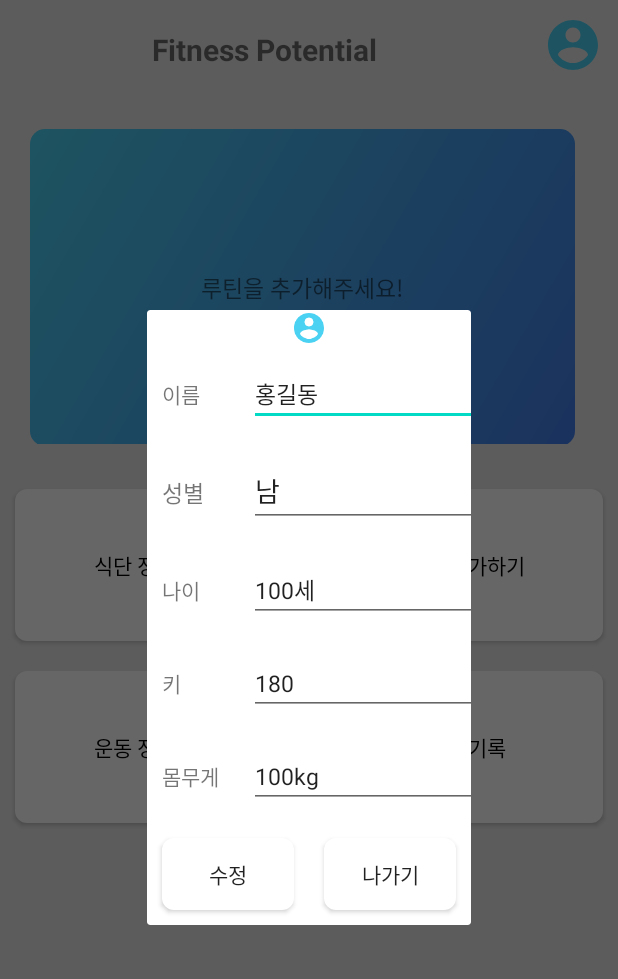
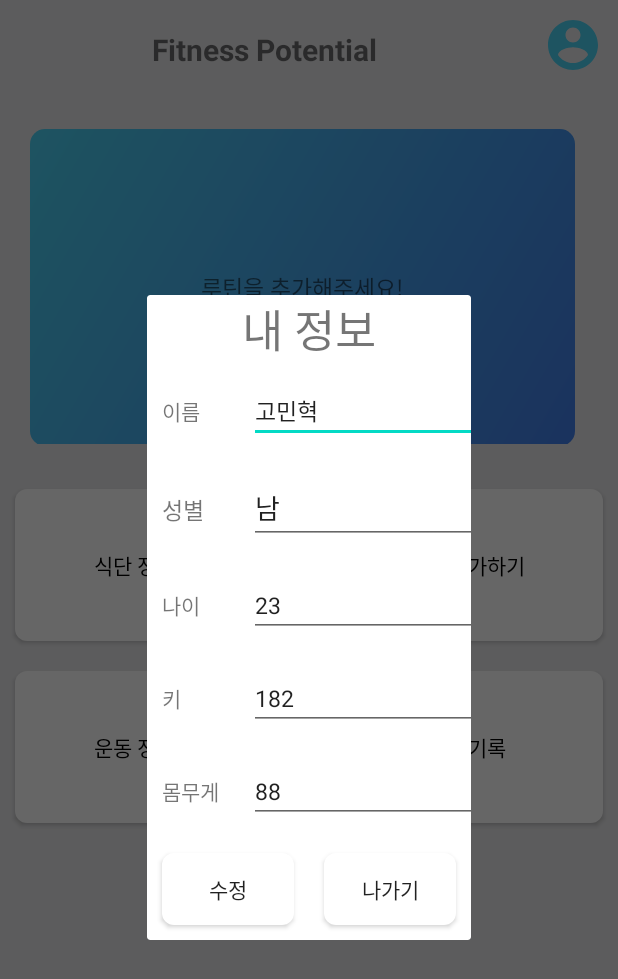
Before and after one commit to komh0086/MP_Project, an Android app: the screen it shows after launch (MainActivity), after a tap on an icon or button, on a phone screen of 412 x 824 dp. Shown: the top 979 px of the screen. Run offline under Robolectric (Android 15) with nearby library versions, the phone set to English and light mode, and no system bars; our stand-ins replace Firebase (no records; nobody signed in at launch, a user with empty details on screens opened directly).

Commit message:
edit MyInfo customdialog Routine_component -> RoutineEntity Refactoring

```diff
--- /dev/null
+++ b/app/src/main/java/com/example/mp_project/domain/Listener/MyInfoListener.java
@@ -0,0 +1,6 @@
+package com.example.mp_project.domain.Listener;
+
+interface MyInfoListener {
+    void onEditListener(String name, String age, String gender, String height, String weight);
+    void onExitListener();
+}
--- a/app/src/main/java/com/example/mp_project/domain/routine/RoutineAddService.java
+++ b/app/src/main/java/com/example/mp_project/domain/routine/RoutineAddService.java
@@ -30,7 +30,7 @@ public class RoutineAddService {
                 .child(String.valueOf(R.string.UserID)).child("routines").child(name);
     }
 
-    public void Save_Routine(String name, ArrayList<Routine_component> routines){
+    public void Save_Routine(String name, ArrayList<RoutineEntity> routines){
         init(name);
         for(int i=0;i<routines.size();i++){
             routineRef.child(Integer.toString(i+1)).setValue(routines.get(i));
--- a/app/src/main/java/com/example/mp_project/view/MainActivity.java
+++ b/app/src/main/java/com/example/mp_project/view/MainActivity.java
@@ -12,6 +12,7 @@ import android.widget.ImageButton;
 import android.widget.LinearLayout;
 
 import com.example.mp_project.R;
+import com.example.mp_project.view.component.MyInfo;
 import com.example.mp_project.view.component.RoutineCard;
 import com.google.firebase.database.DatabaseReference;
 import com.google.firebase.database.FirebaseDatabase;
@@ -58,7 +59,7 @@ public class MainActivity extends AppCompatActivity {
         Btn_myInfo.setOnClickListener(new View.OnClickListener() {
             @Override
             public void onClick(View view) {
-                Dialog dialog = new Dialog(MainActivity.this);
+                MyInfo dialog = new MyInfo(MainActivity.this);
                 dialog.setContentView(R.layout.my_info);
                 dialog.show();
             }
--- /dev/null
+++ b/app/src/main/java/com/example/mp_project/view/component/MyInfo.java
@@ -0,0 +1,58 @@
+package com.example.mp_project.view.component;
+
+import android.app.Dialog;
+import android.content.Context;
+import android.os.Bundle;
+import android.view.View;
+import android.widget.Button;
+import android.widget.EditText;
+import android.widget.Toast;
+
+import com.example.mp_project.R;
+import com.google.firebase.database.FirebaseDatabase;
+
+
+public class MyInfo extends Dialog implements View.OnClickListener{
+
+    private FirebaseDatabase RootDB;
+
+
+    private Button Btn_edit, Btn_exit;
+    private EditText name, gender, age, height, weight;
+    private Context context;
+
+    public MyInfo(Context context) {
+        super(context);
+    }
+    @Override
+    protected void onCreate(Bundle savedInstanceState){
+        super.onCreate(savedInstanceState);
+        setContentView(R.layout.my_info);
+        find();
+        setListener();
+    }
+
+    private void find(){
+        Btn_edit = (Button) findViewById(R.id.MyInfo_edit);
+        Btn_edit = (Button) findViewById(R.id.MyInfo_exit);
+        name = (EditText) findViewById(R.id.MyInfo_userName);
+        gender = (EditText) findViewById(R.id.MyInfo_gender);
+        age = (EditText) findViewById(R.id.MyInfo_age);
+        height = (EditText) findViewById(R.id.MyInfo_height);
+        weight = (EditText) findViewById(R.id.MyInfo_weight);
+
+    }
+    private void setListener(){
+        Btn_edit.setOnClickListener(new View.OnClickListener() {
+            @Override
+            public void onClick(View view) {
+                Toast.makeText(getContext(), "asdfasdf", Toast.LENGTH_SHORT).show();
+            }
+        });
+    }
+
+    @Override
+    public void onClick(View view) {
+
+    }
+}
--- a/app/src/main/res/layout/my_info.xml
+++ b/app/src/main/res/layout/my_info.xml
@@ -3,11 +3,12 @@
     android:orientation="vertical"
     android:layout_width="match_parent"
     android:layout_height="match_parent">
-    <ImageView
+    <TextView
         android:layout_width="match_parent"
         android:layout_height="wrap_content"
-        android:layout_weight="1"
-        android:src="@drawable/user_img" />
+        android:textAlignment="center"
+        android:text="내 정보"
+        android:textSize="30dp"/>
 
     <GridLayout
         android:layout_width="match_parent"
@@ -29,7 +30,7 @@
             android:layout_row="0"
             android:layout_column="1"
             android:layout_margin="10dp"
-            android:text="홍길동"
+            android:text="@string/UserName"
             android:textSize="15dp" />
 
         <TextView
@@ -48,7 +49,7 @@
             android:layout_row="1"
             android:layout_column="1"
             android:layout_margin="10dp"
-            android:text="남" />
+            android:text="@string/UserGender" />
 
         <TextView
             android:layout_width="wrap_content"
@@ -65,7 +66,7 @@
             android:layout_row="2"
             android:layout_column="1"
             android:layout_margin="10dp"
-            android:text="100세"
+            android:text="@string/UserAge"
             android:textSize="15dp" />
 
         <TextView
@@ -83,7 +84,7 @@
             android:layout_row="3"
             android:layout_column="1"
             android:layout_margin="10dp"
-            android:text="180"
+            android:text="@string/UserHeight"
             android:textSize="15dp" />
 
         <TextView
@@ -101,7 +102,7 @@
             android:layout_row="4"
             android:layout_column="1"
             android:layout_margin="10dp"
-            android:text="100kg"
+            android:text="@string/UserWeight"
             android:textSize="15dp" />
     </GridLayout>
 
--- a/app/src/main/res/values/UserInfo.xml
+++ b/app/src/main/res/values/UserInfo.xml
@@ -1,4 +1,9 @@
 <?xml version="1.0" encoding="utf-8"?>
 <resources>
     <string name="UserID">18101188</string>
+    <string name="UserName">고민혁</string>
+    <string name="UserGender">남</string>
+    <string name="UserAge">23</string>
+    <string name="UserHeight">182</string>
+    <string name="UserWeight">88</string>
 </resources>
```
Also changed, not shown: app/src/main/java/com/example/mp_project/domain/User/UserEntity.java (added, +59 -0 lines), app/src/main/java/com/example/mp_project/domain/routine/RoutineAdapter.java (+4 -4 lines), app/src/main/java/com/example/mp_project/domain/routine/RoutineEntity.java (+24 -12 lines), app/src/main/java/com/example/mp_project/domain/routine/Routine_component.java (deleted, +0 -31 lines), app/src/main/java/com/example/mp_project/view/AddRoutine.java (+4 -11 lines), app/src/main/java/com/example/mp_project/view/MyInfo.java (deleted, +0 -92 lines).
